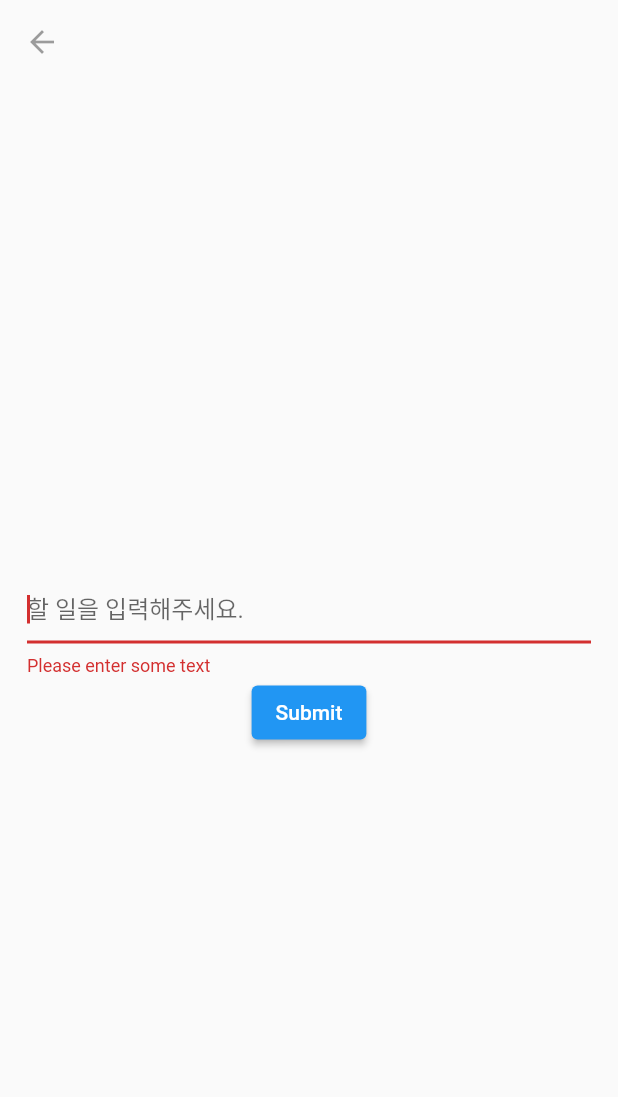
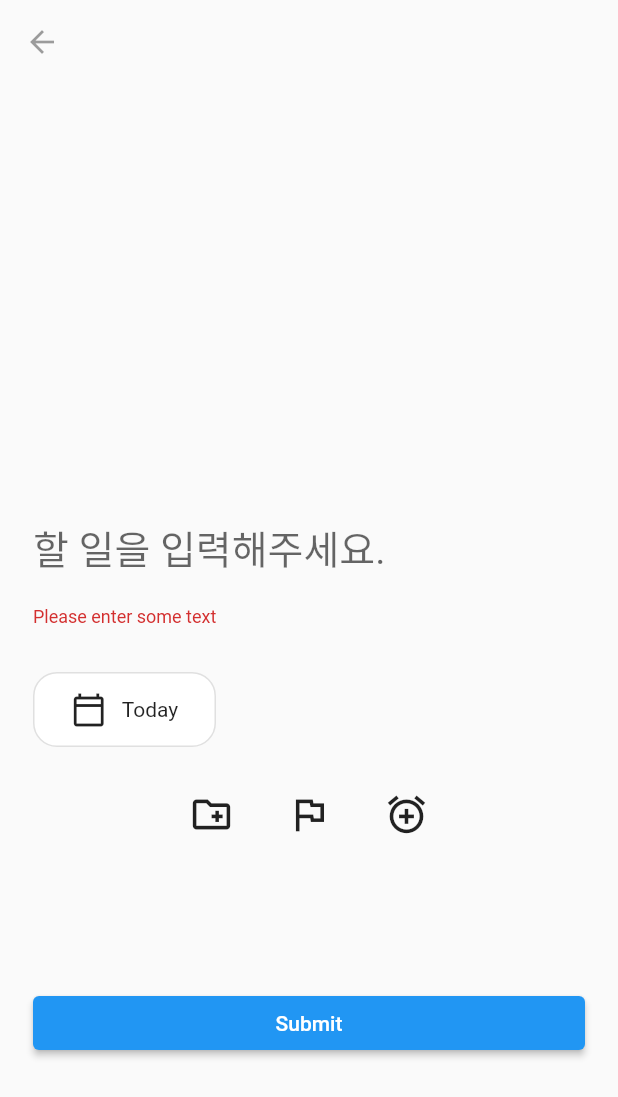
Before and after one commit to sbin0819/flutter_todolist, a Flutter app: the WriteTodoScreen screen opened by its route, after a tap on "Submit", on a phone screen of 412 x 824 dp. Shown: the top 1097 px of the screen. Run offline on Flutter 3.47's test engine with Material 2 defaults, Android fonts, the phone set to English and light mode, and no system bars; Roboto replaces fonts that are missing (GmarketSans).

Commit message:
feat: textformfiled 스타일 수정

```diff
--- a/lib/helpers/theme.dart
+++ b/lib/helpers/theme.dart
@@ -3,6 +3,7 @@ import 'package:flutter/material.dart';
 ThemeData getThemeData() {
   return ThemeData(
     fontFamily: 'GmarketSans',
+    brightness: Brightness.light,
     colorScheme: ColorScheme.fromSwatch(primarySwatch: Colors.blue).copyWith(
       secondary: Colors.blueAccent,
     ),
--- a/lib/widgets/todo_create_widget.dart
+++ b/lib/widgets/todo_create_widget.dart
@@ -38,15 +38,22 @@ class _TodoCreateWidgetState extends State<TodoCreateWidget> {
       children: [
         Form(
           key: _formKey,
+          child: Padding(
+            padding: const EdgeInsets.symmetric(horizontal: 22.0),
             child: Column(
+              crossAxisAlignment: CrossAxisAlignment.stretch,
               children: <Widget>[
-              Padding(
-                padding: const EdgeInsets.symmetric(horizontal: 18.0),
-                child: TextFormField(
+                Container(
+                  margin: EdgeInsets.symmetric(vertical: 80.0),
+                ),
+                TextFormField(
                   controller: _txtController,
-                  autofocus: true,
+                  autofocus: false,
+                  style: TextStyle(
+                    fontSize: 26,
+                  ),
                   decoration: const InputDecoration(
-                    border: UnderlineInputBorder(),
+                    border: InputBorder.none,
                     hintText: '할 일을 입력해주세요.',
                   ),
                   validator: (value) {
@@ -56,18 +63,43 @@ class _TodoCreateWidgetState extends State<TodoCreateWidget> {
                     return null;
                   },
                 ),
+                SizedBox(height: 30),
+                selectDateWidget(),
+                SizedBox(height: 30),
+                Row(
+                  mainAxisAlignment: MainAxisAlignment.center,
+                  children: [
+                    Icon(
+                      Icons.create_new_folder_outlined,
+                      size: 30,
+                    ),
+                    SizedBox(width: 35),
+                    Icon(
+                      Icons.flag_outlined,
+                      size: 30,
+                    ),
+                    SizedBox(width: 35),
+                    Icon(
+                      Icons.alarm_add,
+                      size: 30,
+                    )
+                  ],
+                ),
+                Container(
+                  margin: EdgeInsets.symmetric(vertical: 50.0),
                 ),
                 ElevatedButton(
                   onPressed: () {
                     if (_formKey.currentState!.validate()) {
-                    showDialog(
-                      context: context,
-                      builder: (context) {
-                        return AlertDialog(
-                          content: Text(_txtController.text),
-                        );
-                      },
-                    );
+                      Navigator.of(context).pop();
+                      // showDialog(
+                      //   context: context,
+                      //   builder: (context) {
+                      //     return AlertDialog(
+                      //       content: Text(_txtController.text),
+                      //     );
+                      //   },
+                      // );
                       // ScaffoldMessenger.of(context).showSnackBar(
                       //   const SnackBar(content: Text('Processing Data')),
                       // );
@@ -78,7 +110,50 @@ class _TodoCreateWidgetState extends State<TodoCreateWidget> {
               ],
             ),
           ),
+        ),
       ],
     );
   }
 }
+
+class selectDateWidget extends StatelessWidget {
+  const selectDateWidget({
+    Key? key,
+  }) : super(key: key);
+
+  @override
+  Widget build(BuildContext context) {
+    return Row(
+      children: [
+        GestureDetector(
+          onTap: () {
+            print('tap');
+          },
+          child: Container(
+            height: 50.0,
+            width: 122.0,
+            decoration: BoxDecoration(
+              border: Border.all(
+                color: Colors.black12,
+                width: 1.0,
+                style: BorderStyle.solid,
+              ),
+              color: Colors.white,
+              borderRadius: const BorderRadius.all(
+                Radius.circular(16.0),
+              ),
+            ),
+            child: Row(
+              mainAxisAlignment: MainAxisAlignment.center,
+              children: [
+                Icon(Icons.calendar_today_outlined),
+                SizedBox(width: 10),
+                Text('Today')
+              ],
+            ),
+          ),
+        )
+      ],
+    );
+  }
+}
```
Also changed, not shown: 1 other file. Lines whose indentation alone changed are shown as unchanged.
